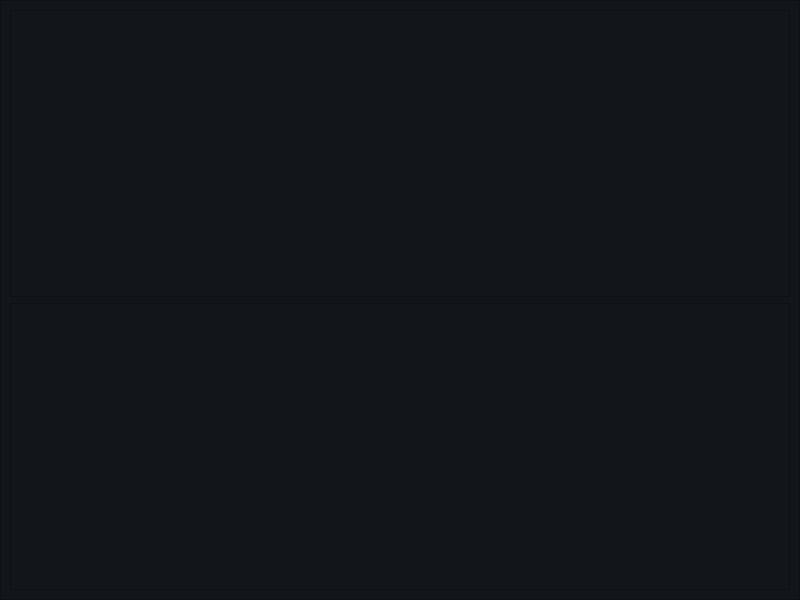
Old version of the form Interfaces/main/nuevo_producto_ui.ui in the repository juanignaciocansillieri/Proyecto-Final.
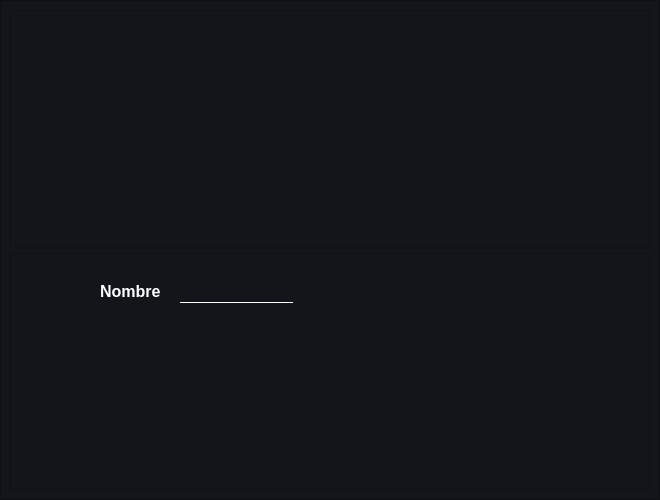
New version of the form.

Patch:
```diff
--- a/Interfaces/main/nuevo_producto_ui.ui
+++ b/Interfaces/main/nuevo_producto_ui.ui
@@ -6,10 +6,16 @@
    <rect>
     <x>0</x>
     <y>0</y>
-    <width>800</width>
-    <height>600</height>
+    <width>660</width>
+    <height>500</height>
    </rect>
   </property>
+  <property name="maximumSize">
+   <size>
+    <width>700</width>
+    <height>500</height>
+   </size>
+  </property>
   <property name="windowTitle">
    <string>MainWindow</string>
   </property>
@@ -45,6 +51,12 @@
       <layout class="QVBoxLayout" name="verticalLayout_2">
        <item>
         <widget class="QFrame" name="frame_2">
+         <property name="maximumSize">
+          <size>
+           <width>16777215</width>
+           <height>257</height>
+          </size>
+         </property>
          <property name="frameShape">
           <enum>QFrame::StyledPanel</enum>
          </property>
@@ -61,6 +73,54 @@
          <property name="frameShadow">
           <enum>QFrame::Raised</enum>
          </property>
+         <widget class="QLabel" name="label_5">
+          <property name="geometry">
+           <rect>
+            <x>90</x>
+            <y>30</y>
+            <width>71</width>
+            <height>16</height>
+           </rect>
+          </property>
+          <property name="font">
+           <font>
+            <family>MS Sans Serif</family>
+            <pointsize>12</pointsize>
+            <weight>75</weight>
+            <bold>true</bold>
+           </font>
+          </property>
+          <property name="styleSheet">
+           <string notr="true">color : #fff</string>
+          </property>
+          <property name="text">
+           <string>Nombre</string>
+          </property>
+         </widget>
+         <widget class="QLineEdit" name="lineEdit">
+          <property name="geometry">
+           <rect>
+            <x>170</x>
+            <y>30</y>
+            <width>113</width>
+            <height>20</height>
+           </rect>
+          </property>
+          <property name="font">
+           <font>
+            <pointsize>-1</pointsize>
+           </font>
+          </property>
+          <property name="styleSheet">
+           <string notr="true">color: #fff;
+font-size: 12px;
+border-top:0px;
+border-bottom: 1px solid #fff;</string>
+          </property>
+          <property name="text">
+           <string/>
+          </property>
+         </widget>
         </widget>
        </item>
       </layout>
```
